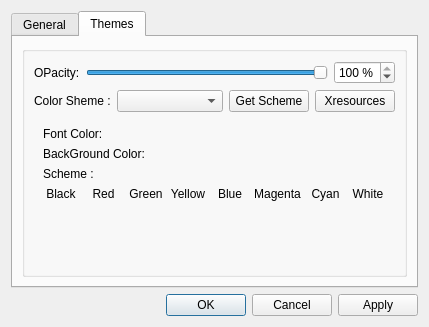
This is elokab-terminal/settingdialog.ui in zakariakov/elokab-terminal as Qt 5 draws it before an edit. The edited form follows.
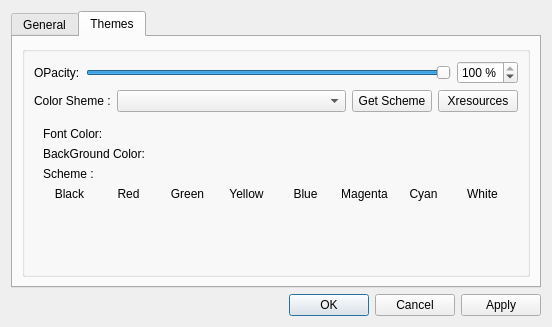
This is the edited form. The open tabs and pages were chosen to show the change.

The edit to the form file:
```diff
--- a/elokab-terminal/settingdialog.ui
+++ b/elokab-terminal/settingdialog.ui
@@ -6,7 +6,7 @@
    <rect>
     <x>0</x>
     <y>0</y>
-    <width>413</width>
+    <width>552</width>
     <height>327</height>
    </rect>
   </property>
@@ -227,7 +227,7 @@
                <string/>
               </property>
               <property name="minimum">
-               <number>10</number>
+               <number>0</number>
               </property>
               <property name="maximum">
                <number>100</number>
```
